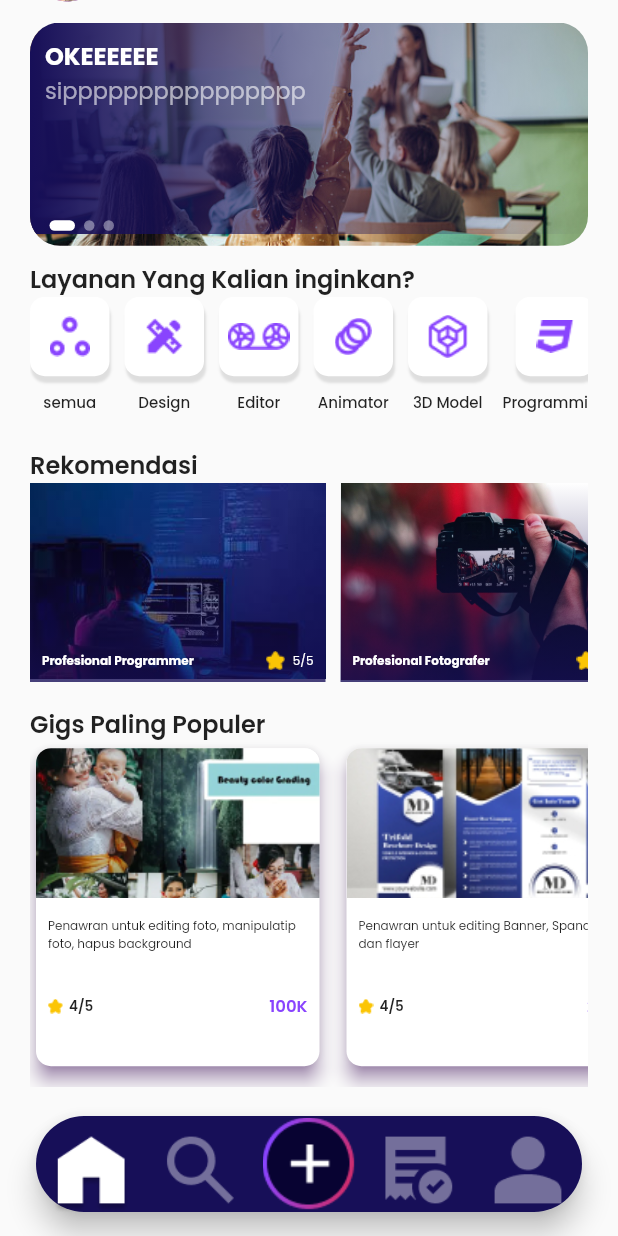
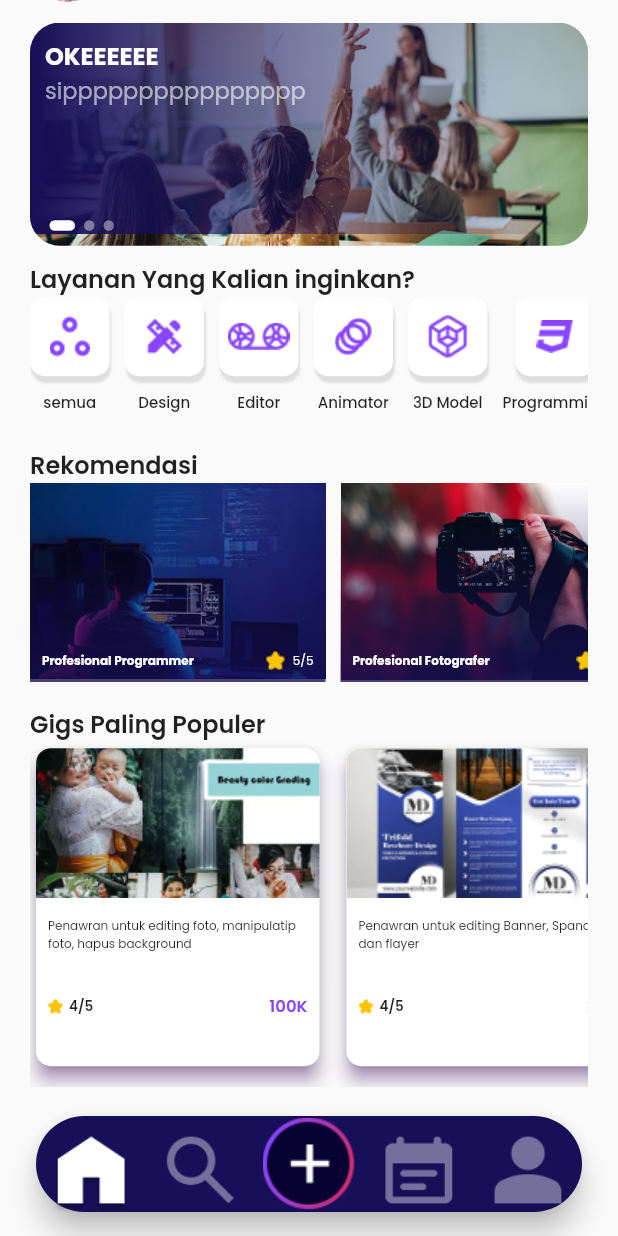
Before and after one commit to Lanang-123/uts_pemmob2, a Flutter app: the screen it shows after launch, scrolled down 69 dp, on a phone screen of 412 x 824 dp. Run offline on Flutter 3.47's test engine with Material 2 defaults, Android fonts, the light colour scheme and no system bars; drawn by our look-alikes of carousel_slider, custom_navigation_bar.

Commit message:
tambahan daftar sayembara

```diff
--- a/lib/pages/HomePage.dart
+++ b/lib/pages/HomePage.dart
@@ -48,7 +48,7 @@ class _HomePageState extends State<HomePage> {
                 Row(
                   children: [
                     Image.asset(
-                      'assets/icons/calendar.png',
+                      'assets/icons/order.png',
                       width: 22,
                       height: 22,
                     ),
--- a/lib/pages/index.dart
+++ b/lib/pages/index.dart
@@ -3,6 +3,7 @@ import 'package:flutter/material.dart';
 import 'package:yoii/pages/GigsPage.dart';
 import 'package:yoii/pages/HomePage.dart';
 import 'package:yoii/pages/SearchPage.dart';
+import 'package:yoii/pages/event_page.dart';
 import 'package:yoii/theme.dart';
 
 class MainPage extends StatefulWidget {
@@ -21,7 +22,8 @@ class _MainPageState extends State<MainPage> {
   List<Widget> _pageOptions = [
     HomePage(),
     SearchPage(),
-    GigsPage()
+    GigsPage(),
+    EventPage(),
   ];
 
   @override
@@ -64,8 +66,8 @@ class _MainPageState extends State<MainPage> {
                       )),
             CustomNavigationBarItem(
                 icon: currenIndex == 3
-                    ? Image.asset('assets/icons/nav_order.png')
-                    : Image.asset('assets/icons/nav_order_unselected.png')),
+                    ? Image.asset('assets/icons/nav_event.png')
+                    : Image.asset('assets/icons/nav_event_unselected.png')),
             CustomNavigationBarItem(
                 icon: currenIndex == 4
                     ? Image.asset('assets/icons/nav_profile.png')
```
Also changed, not shown: assets/icons/nav_order.png (deleted), assets/icons/order.png (added).
